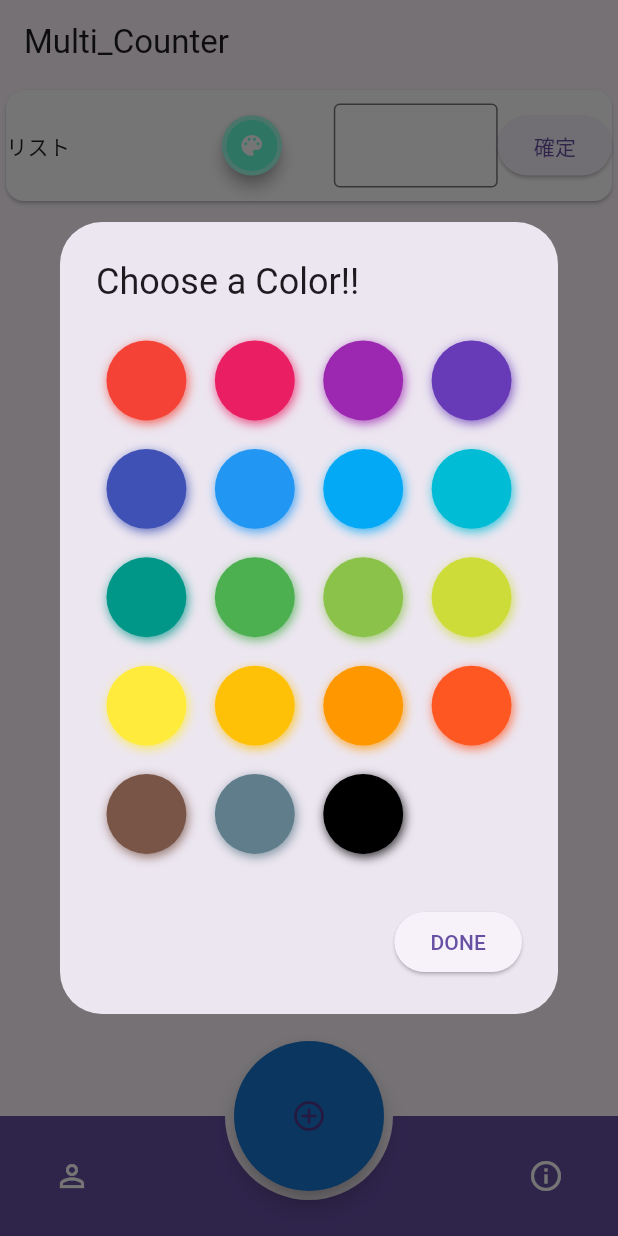
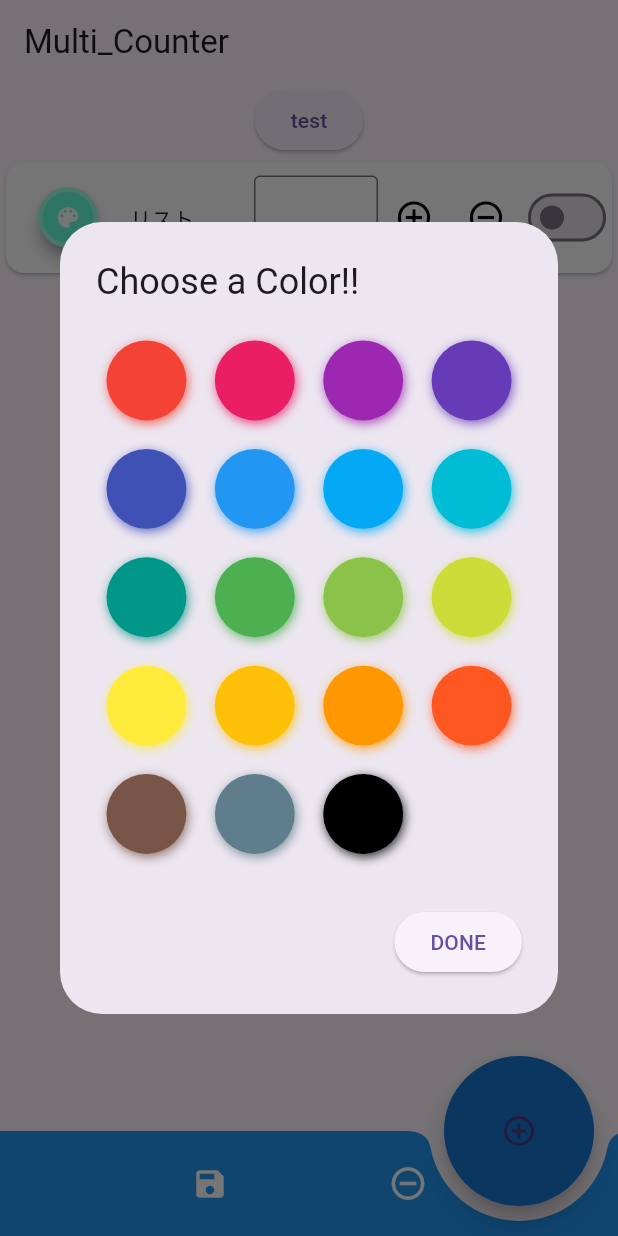
Before and after one commit to kite0311/multi_counter, a Flutter app: the screen it shows after launch, after a tap on the "add circle outline" icon, after a tap on the "color lens" icon, on a phone screen of 412 x 824 dp. Run offline on Flutter 3.47's test engine with Material 3 defaults, Android fonts, the phone set to English and light mode, and no system bars; drawn by our look-alikes of flutter_colorpicker.

Commit message:
update: ウィジェット切り出しによりコードを修正

```diff
--- a/lib/component/appbar/common_bottom_appbar.dart
+++ b/lib/component/appbar/common_bottom_appbar.dart
@@ -1,39 +1,27 @@
+import 'package:counter/component/button/IconButton/list_remove_button.dart';
+import 'package:counter/component/button/IconButton/list_save_button.dart';
 import 'package:flutter/material.dart';
 
 class CommonBottomAppBar extends StatelessWidget {
-  const CommonBottomAppBar({super.key});
+  const CommonBottomAppBar({super.key, required this.itemList});
+
+  final List<String> itemList;
 
   @override
   Widget build(BuildContext context) {
     return BottomAppBar(
-      color: Theme.of(context).primaryColor,
-      notchMargin: 6.0,
-      shape: AutomaticNotchedShape(
-        RoundedRectangleBorder(),
-        StadiumBorder(
-          side: BorderSide(),
-        ),
-      ),
+      height: 70,
+      color: Colors.blue,
+      notchMargin: 10.0,
+      shape: CircularNotchedRectangle(),
       child: Padding(
-        padding: EdgeInsets.symmetric(horizontal: 8.0),
-        child: new Row(
+        padding: EdgeInsets.symmetric(horizontal: 100.0),
+        child: Row(
           mainAxisSize: MainAxisSize.max,
           mainAxisAlignment: MainAxisAlignment.spaceBetween,
           children: <Widget>[
-            IconButton(
-              icon: Icon(
-                Icons.person_outline,
-                color: Colors.white,
-              ),
-              onPressed: () {},
-            ),
-            IconButton(
-              icon: Icon(
-                Icons.info_outline,
-                color: Colors.white,
-              ),
-              onPressed: () {},
-            ),
+            ListSaveButton(itemList: itemList),
+            ListRemoveButton(itemList: itemList,),
           ],
         ),
       ),
--- a/lib/component/card_list/common_card_list.dart
+++ b/lib/component/card_list/common_card_list.dart
@@ -1,3 +1,5 @@
+import 'package:counter/component/button/colot_picker_button.dart';
+import 'package:counter/component/textfield/list_text_field.dart';
 import 'package:flutter/material.dart';
 import 'package:flutter_colorpicker/flutter_colorpicker.dart';
 
@@ -31,8 +33,17 @@ class _CommonCardListState extends State<CommonCardList> {
     }
   }
 
+  void onColorChanged(Color color, int index) {
+    setState(() {
+      cardColors[index] = color;
+    });
+  }
+
   @override
   Widget build(BuildContext context) {
+    // スイッチの初期値
+    bool isSwitched = false;
+
     return Container(
       // カードリストのUI
       child: ListView.builder(
@@ -48,79 +59,63 @@ class _CommonCardListState extends State<CommonCardList> {
                 child: Center(
                   child: Row(
                     children: [
+                      // Color_Picker_Button
+                      Expanded(
+                        child: ColorPickerButton(
+                            cardColors: cardColors,
+                            index: index,
+                            onColorChangedCallback: onColorChanged),
+                      ),
+                      // テーブル名
                       Expanded(
                         child: Container(
                           child: Text("リスト"),
                         ),
                       ),
-                      // Color_Picker_Button
+                      // 入力フォーム
                       Expanded(
-                        child: ElevatedButton(
-                          onPressed: () {
-                            showDialog(
-                              context: context,
-                              builder: (BuildContext context) {
-                                return AlertDialog(
-                                  title: Text('Choose a Color!!'),
-                                  content: SingleChildScrollView(
-                                    child: BlockPicker(
-                                      pickerColor: cardColors[index],
-                                      //default color
-                                      onColorChanged: (Color color) {
-                                        //on color picked
-                                        setState(
-                                          () {
-                                            cardColors[index] = color;
-                                          },
-                                        );
-                                      },
-                                    ),
-                                  ),
-                                  actions: <Widget>[
-                                    ElevatedButton(
-                                      child: const Text('DONE'),
-                                      onPressed: () {
-                                        Navigator.of(context)
-                                            .pop(); //dismiss the color picker
-                                      },
-                                    ),
-                                  ],
-                                );
-                              },
-                            );
-                          },
-                          child: Icon(Icons.color_lens),
-                          style: ElevatedButton.styleFrom(
-                            minimumSize: Size(40, 40),
-                            shape: CircleBorder(),
-                            side: BorderSide(color: Colors.white38, width: 3),
-                            backgroundColor: Colors.tealAccent,
-                            foregroundColor: Colors.white,
-                            shadowColor: Colors.grey,
-                            elevation: 4,
-                          ),
+                        child: Container(
+                          child: ListTextField(
+                              textEditingController: textEditingController),
                         ),
                       ),
-                      //入力フォーム
-                      Expanded(
-                        child: Container(
-                          child: TextField(
-                              keyboardType: TextInputType.number,
-                              controller: textEditingController,
-                              decoration: InputDecoration(
-                                border: OutlineInputBorder(),
-                              ),
-                              onChanged: (value) {}),
-                        ),
-                      ),
+                      // プラスボタン
                       Row(
                         children: [
-                          // 編集確定ボタン
                           Container(
-                            child: ElevatedButton(
+                            child: IconButton(
+                              icon: const Icon(
+                                Icons.add_circle_outline,
+                                color: Colors.black,
+                              ),
+                              iconSize: 26,
                               onPressed: () {},
-                              child: Text('確定'),
                             ),
+                          ),
+                          // マイナスボタン
+                          Container(
+                            child: IconButton(
+                              icon: const Icon(
+                                Icons.remove_circle_outline,
+                                color: Colors.black,
+                              ),
+                              iconSize: 26,
+                              onPressed: () {},
+                            ),
+                          ),
+                        ],
+                      ),
+
+                      Row(
+                        children: <Widget>[
+                          // 入力値確定スイッチ
+                          Switch(
+                            value: isSwitched,
+                            onChanged: (value) {
+                              setState(() {
+                                isSwitched = value;
+                              });
+                            },
                           ),
                         ],
                       ),
--- a/lib/main.dart
+++ b/lib/main.dart
@@ -1,5 +1,6 @@
 import 'package:counter/component/appBar/common_bottom_appbar.dart';
 import 'package:counter/component/card_list/common_card_list.dart';
+import 'package:counter/start.dart';
 import 'package:flutter/material.dart';
 
 import 'component/button/common_floating_action_button.dart';
@@ -45,6 +46,13 @@ class _MyHomePageState extends State<MyHomePage> {
         child: Column(
           mainAxisAlignment: MainAxisAlignment.center,
           children: <Widget>[
+            //TODO 初期画面を修正するため一時的に設定している
+            ElevatedButton(
+                onPressed: () {
+                  Navigator.push(context,
+                      MaterialPageRoute(builder: (context) => StartPage()));
+                },
+                child: Text('test')),
             Expanded(
               child: CommonCardList(
                 valueFromItemList: itemList.length,
@@ -53,7 +61,7 @@ class _MyHomePageState extends State<MyHomePage> {
           ],
         ),
       ),
-      floatingActionButtonLocation: FloatingActionButtonLocation.centerDocked,
+      floatingActionButtonLocation: FloatingActionButtonLocation.endDocked,
       floatingActionButton: CommonFloatingActionButton(
         onPressed: () {
           setState(() {
@@ -61,7 +69,7 @@ class _MyHomePageState extends State<MyHomePage> {
           });
         },
       ),
-      bottomNavigationBar: CommonBottomAppBar(),
+      bottomNavigationBar: CommonBottomAppBar(itemList: itemList),
     );
   }
 }
```
